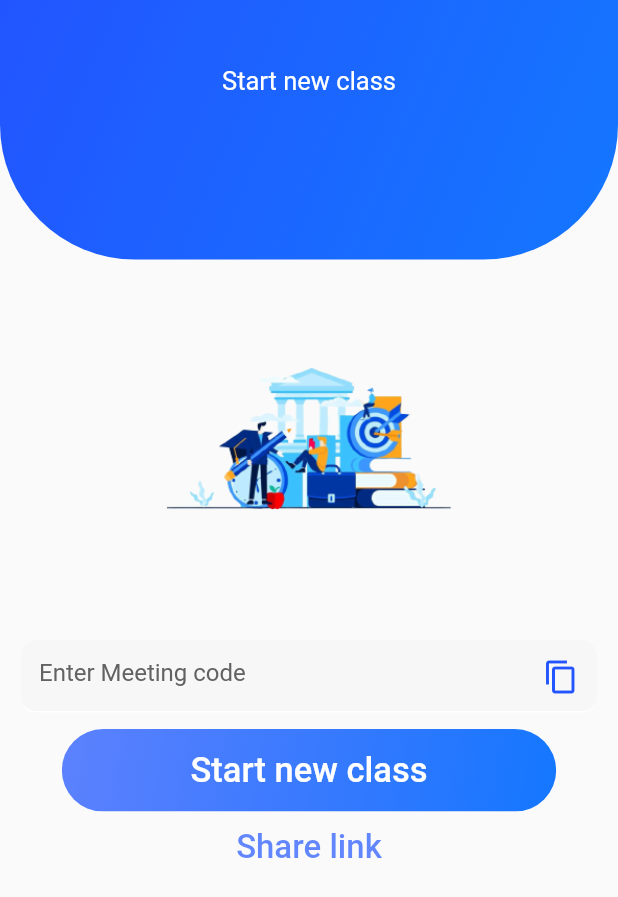
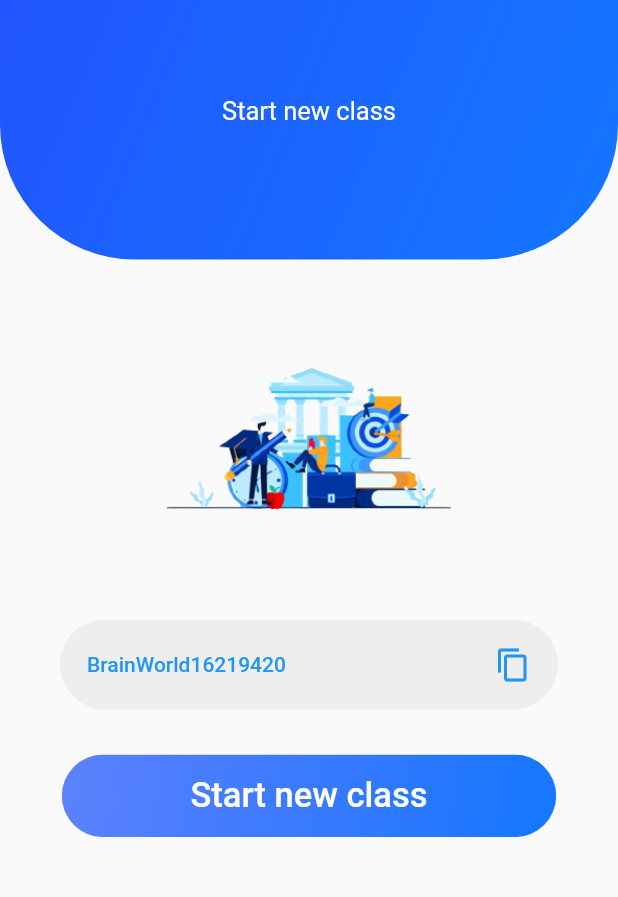
Before and after one commit to arinzehills/brainwrold-new-repo, a Flutter app: the StartNewClass screen opened directly, on a phone screen of 412 x 824 dp. Shown: the top 897 px of the screen. Run offline on Flutter 3.47's test engine with Material 2 defaults, Android fonts, the phone set to English and light mode, and no system bars; our stand-ins replace cached_network_image, dio, file_picker, flutter_spinkit, flutter_svg, fluttertoast and 8 more; missing offline and left inert: flutter_pdfview, jitsi_meet_v1; accounts and stored records are empty; network calls fail; project files that could hold a hidden picture were left out.

Commit message:
Completed the class flow

```diff
--- a/lib/pages/classroom/start_new_class.dart
+++ b/lib/pages/classroom/start_new_class.dart
@@ -1,10 +1,14 @@
+import 'dart:math';
+
 import 'package:brainworld/components/drawer.dart';
 import 'package:brainworld/components/my_button.dart';
 import 'package:brainworld/components/my_text_field.dart';
 import 'package:brainworld/components/normal_curve_container.dart';
 import 'package:brainworld/constants/constant.dart';
 import 'package:brainworld/pages/upload/add_to_local_library.dart';
+import 'package:brainworld/utils/jitsi_meet_methods.dart';
 import 'package:flutter/material.dart';
+import 'package:flutter/services.dart';
 import 'package:form_field_validator/form_field_validator.dart';
 import 'package:get/get.dart';
 
@@ -18,7 +22,22 @@ class StartNewClass extends StatefulWidget {
 }
 
 class _StartNewClassState extends State<StartNewClass> {
+  final JitsiMeetMethods _jitsiMeet = JitsiMeetMethods();
   String password = '';
+  String meetingCode = '';
+
+  @override
+  void initState() {
+    var random = Random();
+    String _meetingCode = (random.nextInt(10000000) + 10000000).toString();
+    // final _meetingCode = Random().toString();
+
+    setState(() {
+      meetingCode = 'BrainWorld$_meetingCode';
+    });
+
+    super.initState();
+  }
 
   @override
   Widget build(BuildContext context) {
@@ -40,6 +59,9 @@ class _StartNewClassState extends State<StartNewClass> {
               child: Center(
                 child: Column(
                   children: [
+                    SizedBox(
+                      height: 20,
+                    ),
                     Text(
                       'Start new class',
                       style: TextStyle(color: Colors.white, fontSize: 17),
@@ -54,42 +76,66 @@ class _StartNewClassState extends State<StartNewClass> {
             height: 240,
             width: 220,
           ),
+          // Padding(
+          //   padding: EdgeInsets.all(14).copyWith(bottom: 1),
+          //   child: MyTextField(
+          //     hintText: 'Enter Meeting code',
+          //     autovalidate: autovalidate,
+          //     keyboardType: TextInputType.visiblePassword,
+          //     onChanged: (val) {
+          //       if (mounted) {
+          //         setState(() => password = val);
+          //       }
+          //     },
+          //     onTap: () {
+          //       if (autovalidate == true) {
+          //         setState(() {
+          //           autovalidate = false;
+          //         });
+          //       } else {
+          //         setState(() {
+          //           autovalidate = true;
+          //         });
+          //       }
+          //     },
+          //     validator: MultiValidator([
+          //       RequiredValidator(errorText: 'Required'),
+          //       MinLengthValidator(6,
+          //           errorText: 'Password must be at least 6 character long'),
+          //     ]),
+          //     suffixIconButton: IconButton(
+          //       icon: const Icon(Icons.copy),
+          //       color: myhomepageBlue,
+          //       onPressed: () {},
+          //     ),
+          //   ),
+          // ),
           Padding(
-            padding: EdgeInsets.all(14).copyWith(bottom: 1),
-            child: MyTextField(
-              hintText: 'Enter Meeting code',
-              autovalidate: autovalidate,
-              keyboardType: TextInputType.visiblePassword,
-              onChanged: (val) {
-                if (mounted) {
-                  setState(() => password = val);
-                }
-              },
-              onTap: () {
-                if (autovalidate == true) {
-                  setState(() {
-                    autovalidate = false;
+            padding: const EdgeInsets.symmetric(horizontal: 40),
+            child: TextButton(
+                style: TextButton.styleFrom(
+                    // surfaceTintColor: Colors.blue,
+                    padding: const EdgeInsets.symmetric(
+                        vertical: 18, horizontal: 18),
+                    backgroundColor: Colors.grey[200],
+                    shape: RoundedRectangleBorder(
+                        borderRadius: BorderRadius.circular(30))),
+                onPressed: () {
+                  Clipboard.setData(ClipboardData(text: meetingCode)).then((_) {
+                    ScaffoldMessenger.of(context).showSnackBar(
+                        SnackBar(content: Text("Meeting code copied!")));
                   });
-                } else {
-                  setState(() {
-                    autovalidate = true;
-                  });
-                }
-              },
-              validator: MultiValidator([
-                RequiredValidator(errorText: 'Required'),
-                MinLengthValidator(6,
-                    errorText: 'Password must be at least 6 character long'),
-              ]),
-              suffixIconButton: IconButton(
-                icon: const Icon(Icons.copy),
-                color: myhomepageBlue,
-                onPressed: () {},
-              ),
-            ),
+                },
+                child: Row(
+                  mainAxisAlignment: MainAxisAlignment.spaceBetween,
+                  children: [
+                    Text('$meetingCode'),
+                    Icon(Icons.copy),
+                  ],
+                )),
           ),
           SizedBox(
-            height: 10,
+            height: 30,
           ),
           MyButton(
             placeHolder: 'Start new class',
@@ -99,19 +145,23 @@ class _StartNewClassState extends State<StartNewClass> {
             gradientColors: myblueGradientTransparent,
             widthRatio: 0.80,
             pressed: () async {
-              Get.to(AddToLocalLibray());
+              // Get.to(AddToLocalLibray());
+              _jitsiMeet.createMeeting(
+                  roomName: meetingCode,
+                  isAudioMuted: true,
+                  isVideoMuted: true);
             },
           ),
-          TextButton(
-            onPressed: () {},
-            child: Text(
-              'Share link',
-              style: TextStyle(
-                  color: myhomepageBlue.withOpacity(0.7),
-                  fontSize: 22,
-                  fontWeight: FontWeight.w500),
-            ),
-          ),
+          // TextButton(
+          //   onPressed: () {},
+          //   child: Text(
+          //     'Share link',
+          //     style: TextStyle(
+          //         color: myhomepageBlue.withOpacity(0.7),
+          //         fontSize: 22,
+          //         fontWeight: FontWeight.w500),
+          //   ),
+          // ),
         ],
       ),
     );
--- a/pubspec.yaml
+++ b/pubspec.yaml
@@ -55,6 +55,8 @@ dependencies:
   video_player: ^2.4.3
   intl: ^0.18.0
   google_fonts: ^4.0.3
+  jitsi_meet_v1: ^5.0.0
+
 
 dev_dependencies:
   flutter_test:
```
Also changed, not shown: lib/pages/classroom/class_room_welcome.dart (+7 -4 lines), lib/pages/classroom/join_class.dart (added, +157 -0 lines), lib/pages/homepage.dart (+16 -0 lines), lib/utils/jitsi_meet_methods.dart (added, +53 -0 lines), pubspec.lock, 5 other files.
